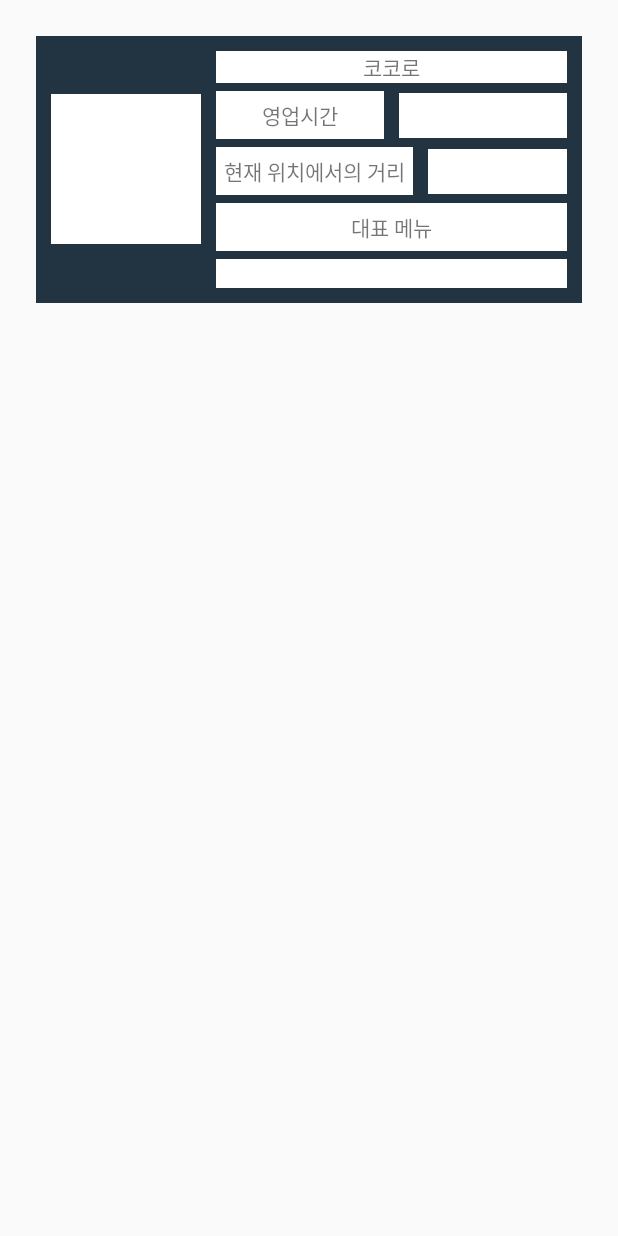
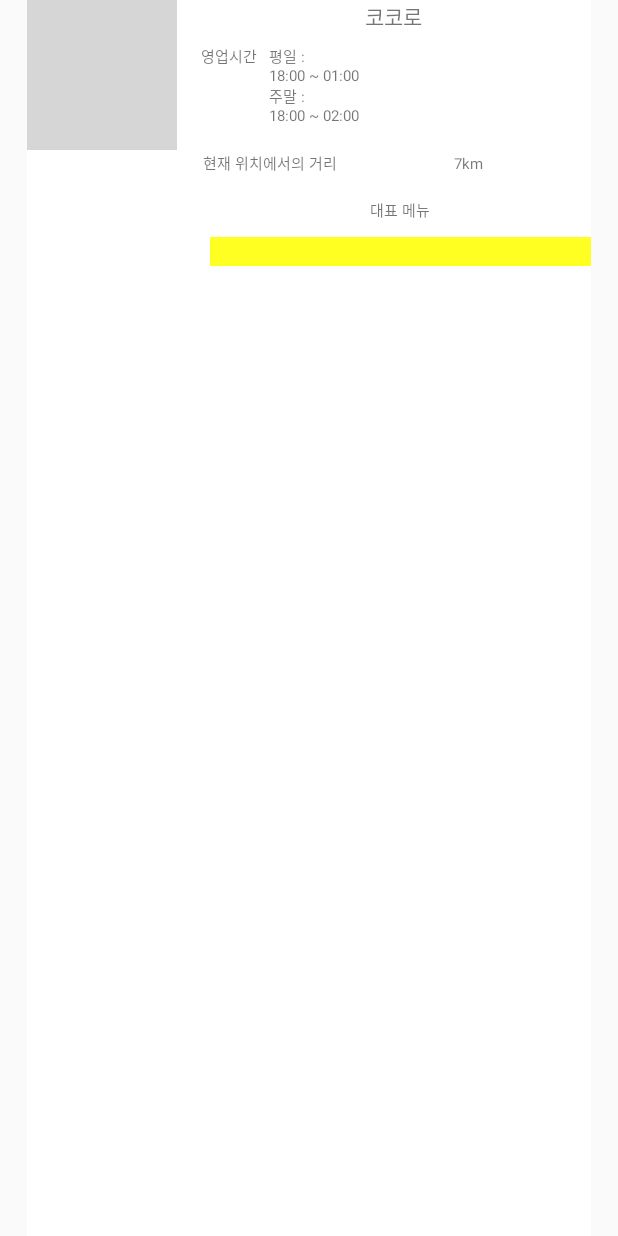
Before and after one commit to juicy0429/NearSpot, an Android app: the layout item_store_card.xml on its own in the app's theme, with its tools: preview values and no code run, on a phone screen of 412 x 824 dp. Run offline under Robolectric (Android 15) with nearby library versions, the phone set to English and light mode, and no system bars; grey boxes are pictures that could not be loaded.

Commit message:
xml 수정

```diff
--- a/app/src/main/res/layout/item_store_card.xml
+++ b/app/src/main/res/layout/item_store_card.xml
@@ -1,105 +1,101 @@
 <?xml version="1.0" encoding="utf-8"?>
 <LinearLayout xmlns:android="http://schemas.android.com/apk/res/android"
+    android:id="@+id/item_store_card"
     android:layout_width="match_parent"
-    android:layout_height="wrap_content"
-    android:layout_margin="24dp"
-    android:background="#223442">
+    android:layout_height="match_parent"
+    android:orientation="horizontal"
+    android:gravity="center_vertical">
+
+    <LinearLayout
+        android:layout_width="match_parent"
+        android:layout_height="match_parent"
+        android:layout_marginHorizontal="18dp"
+        android:background="#ffffff">
+
+        <androidx.appcompat.widget.AppCompatImageView
+            android:layout_width="100dp"
+            android:layout_height="100dp"
+            android:src="@drawable/cocoro"/>
 
         <LinearLayout
             android:layout_width="match_parent"
             android:layout_height="wrap_content"
-        android:layout_margin="10dp"
-        android:orientation="horizontal">
+            android:layout_marginLeft="12dp"
+            android:orientation="vertical">
 
-        <ImageView
-            android:layout_width="100dp"
-            android:layout_height="100dp"
+            <androidx.appcompat.widget.AppCompatTextView
+                android:layout_width="match_parent"
+                android:layout_height="wrap_content"
                 android:background="#ffffff"
-            android:layout_gravity="center"/>
+                android:text="코코로"
+                android:gravity="center"/>
 
             <LinearLayout
                 android:layout_width="match_parent"
                 android:layout_height="wrap_content"
-             android:orientation="vertical">
-
-             <TextView
-                 android:layout_width="match_parent"
-                 android:layout_height="wrap_content"
-                 android:layout_marginLeft="10dp"
-                 android:background="#ffffff"
-                 android:text="코코로"
-                 android:textAlignment="center"/>뉴
-
-             <LinearLayout
-                 android:layout_width="match_parent"
-                 android:layout_height="wrap_content"
+                android:layout_marginTop="4dp"
+                android:padding="4dp"
                 android:orientation="horizontal">
 
-                 <TextView
+                <androidx.appcompat.widget.AppCompatTextView
+                    android:layout_width="wrap_content"
+                    android:layout_height="wrap_content"
+                    android:background="#ffffff"
+                    android:text="영업시간"
+                    android:textSize="10sp"
+                    android:gravity="center"/>
+
+                <androidx.appcompat.widget.AppCompatTextView
                     android:layout_width="0dp"
                     android:layout_height="wrap_content"
-                     android:layout_marginLeft="10dp"
-                     android:layout_marginTop="5dp"
-                     android:layout_weight="1"
-                     android:background="#ffffff"
-                     android:text="영업시간"
-                     android:padding="5dp"
-                     android:textAlignment="center"/>
-
-                 <TextView
-                     android:layout_width="0dp"
-                     android:layout_height="wrap_content"
-                     android:layout_marginLeft="10dp"
-                     android:layout_marginTop="5dp"
-                     android:background="#ffffff"
-                     android:layout_weight="1"
-                     android:padding="5dp"/>
+                    android:layout_marginLeft="8dp"
+                    android:text="평일 : \n18:00 ~ 01:00\n주말 : \n18:00 ~ 02:00"
+                    android:textSize="10sp"
+                    android:layout_weight="1"/>
             </LinearLayout>
 
             <LinearLayout
                 android:layout_width="match_parent"
                 android:layout_height="wrap_content"
+                android:layout_marginTop="8dp"
                 android:orientation="horizontal">
 
-                 <TextView
+                <androidx.appcompat.widget.AppCompatTextView
                     android:layout_width="wrap_content"
                     android:layout_height="wrap_content"
-                     android:layout_marginLeft="10dp"
-                     android:layout_marginTop="5dp"
                     android:background="#ffffff"
                     android:text="현재 위치에서의 거리"
-                     android:textAlignment="center"
+                    android:textSize="10sp"
+                    android:gravity="center"
                     android:padding="5dp"/>
 
-                 <TextView
+                <androidx.appcompat.widget.AppCompatTextView
                     android:layout_width="0dp"
                     android:layout_height="wrap_content"
-                     android:layout_marginLeft="10dp"
-                     android:layout_marginTop="5dp"
-                     android:background="#ffffff"
+                    android:text="7km"
+                    android:textSize="10sp"
+                    android:gravity="center"
                     android:layout_weight="1"
                     android:padding="5dp"/>
             </LinearLayout>
 
-            <TextView
+            <androidx.appcompat.widget.AppCompatTextView
                 android:layout_width="match_parent"
                 android:layout_height="wrap_content"
                 android:layout_marginLeft="10dp"
                 android:layout_marginTop="5dp"
                 android:background="#ffffff"
                 android:text="대표 메뉴"
+                android:textSize="10sp"
                 android:padding="5dp"
-                android:textAlignment="center"/>
-             <TextView
+                android:gravity="center"/>
+            <androidx.appcompat.widget.AppCompatTextView
                 android:layout_width="match_parent"
                 android:layout_height="wrap_content"
                 android:layout_marginLeft="10dp"
                 android:layout_marginTop="5dp"
-                 android:background="#ffffff"/>
-
+                android:background="#ffff22"/>
         </LinearLayout>
-
-
     </LinearLayout>
 
 </LinearLayout>
```
Lines whose indentation alone changed are shown as unchanged.
